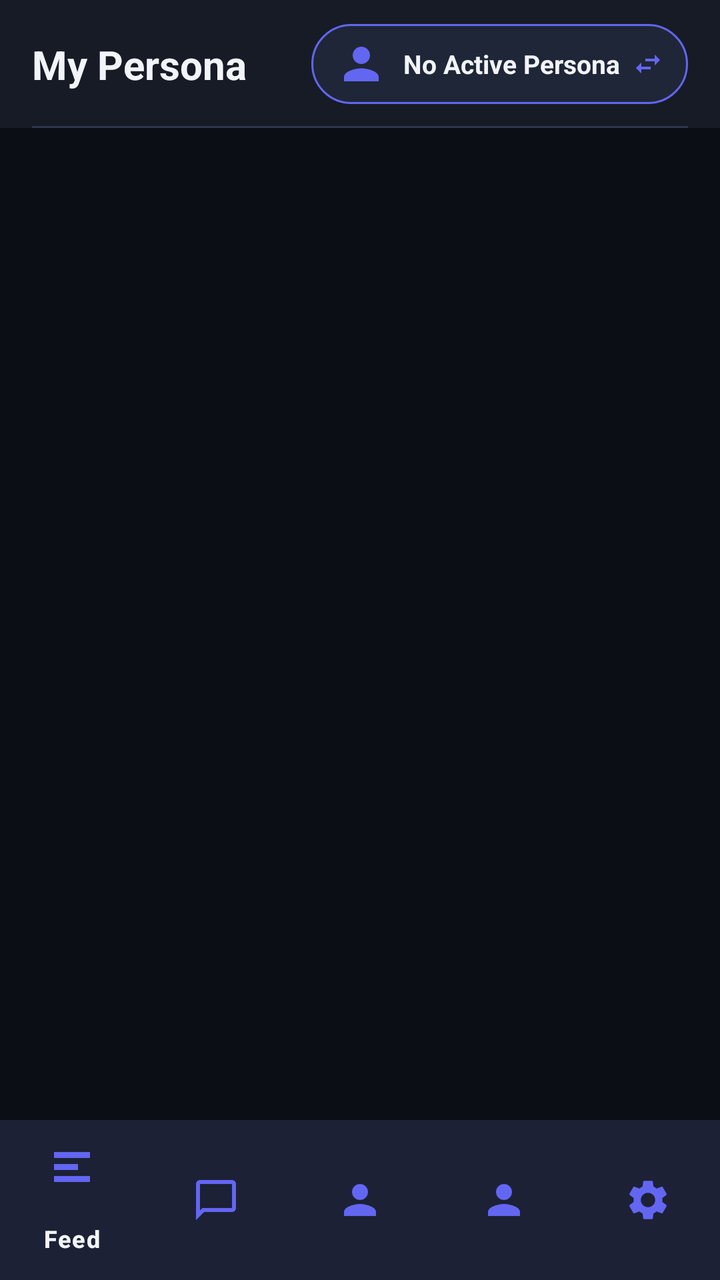
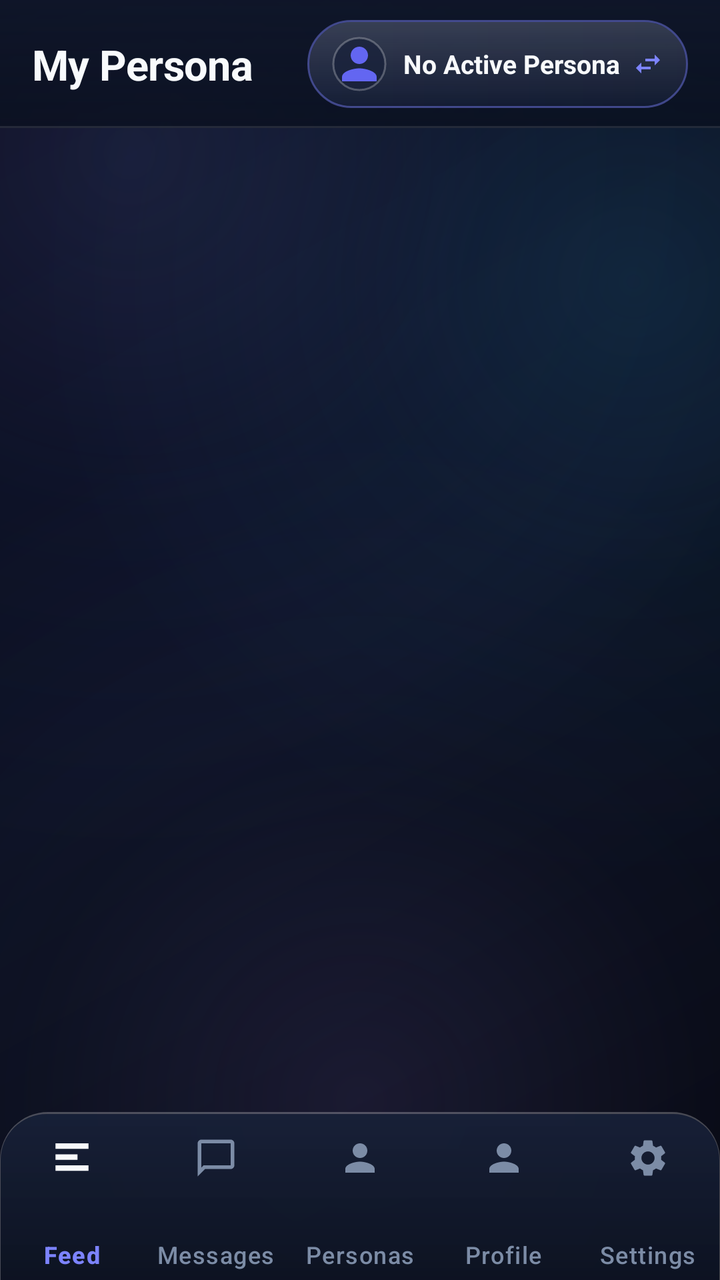

An Android layout rendered at two revisions. The XML below is the earlier revision; the diff shows what the commit changed to produce the second picture.
<!-- AndroidManifest.xml: activity theme Theme.PersonaNet -->
<!-- res/layout/activity_main.xml -->
<?xml version="1.0" encoding="utf-8"?>
<androidx.constraintlayout.widget.ConstraintLayout xmlns:android="http://schemas.android.com/apk/res/android"
    xmlns:app="http://schemas.android.com/apk/res-auto"
    xmlns:tools="http://schemas.android.com/tools"
    android:id="@+id/main_layout"
    android:layout_width="match_parent"
    android:layout_height="match_parent"
    android:background="@color/bg_midnight">

    
    <androidx.constraintlayout.widget.ConstraintLayout
        android:id="@+id/top_bar"
        android:layout_width="0dp"
        android:layout_height="wrap_content"
        android:minHeight="64dp"
        android:background="@color/surface_card"
        android:paddingHorizontal="16dp"
        app:layout_constraintEnd_toEndOf="parent"
        app:layout_constraintStart_toStartOf="parent"
        app:layout_constraintTop_toTopOf="parent">

        <TextView
            android:id="@+id/text_app_title"
            android:layout_width="0dp"
            android:layout_height="wrap_content"
            android:layout_marginEnd="12dp"
            android:ellipsize="end"
            android:maxLines="1"
            android:text="@string/app_name"
            android:textColor="@color/text_primary"
            android:textSize="20sp"
            android:textStyle="bold"
            app:layout_constrainedWidth="true"
            app:layout_constraintBottom_toBottomOf="parent"
            app:layout_constraintEnd_toStartOf="@id/chip_active_persona"
            app:layout_constraintStart_toStartOf="parent"
            app:layout_constraintTop_toTopOf="parent" />

        
        <LinearLayout
            android:id="@+id/chip_active_persona"
            android:layout_width="wrap_content"
            android:layout_height="40dp"
            android:background="@drawable/bg_active_persona_chip"
            android:clickable="true"
            android:focusable="true"
            android:gravity="center_vertical"
            android:orientation="horizontal"
            android:paddingHorizontal="12dp"
            app:layout_constrainedWidth="true"
            app:layout_constraintBottom_toBottomOf="parent"
            app:layout_constraintEnd_toEndOf="parent"
            app:layout_constraintTop_toTopOf="parent">

            <com.google.android.material.imageview.ShapeableImageView
                android:id="@+id/image_active_persona_avatar"
                android:layout_width="26dp"
                android:layout_height="26dp"
                android:contentDescription="@string/app_name"
                android:scaleType="centerCrop"
                android:src="@drawable/ic_person_placeholder"
                app:shapeAppearanceOverlay="@style/ShapeAppearance.PersonaNet.Circle" />

            <TextView
                android:id="@+id/text_active_persona_name"
                android:layout_width="wrap_content"
                android:layout_height="wrap_content"
                android:layout_marginStart="8dp"
                android:ellipsize="end"
                android:maxLines="1"
                android:maxWidth="130dp"
                android:text="@string/no_active_persona"
                android:textColor="@color/text_primary"
                android:textSize="13sp"
                android:textStyle="bold" />

            <ImageView
                android:layout_width="16dp"
                android:layout_height="16dp"
                android:layout_marginStart="6dp"
                android:contentDescription="@string/select_active_persona"
                android:src="@drawable/ic_swap"
                app:tint="@color/indigo_primary" />
        </LinearLayout>

        <View
            android:layout_width="0dp"
            android:layout_height="1dp"
            android:background="@color/border_divider"
            app:layout_constraintBottom_toBottomOf="parent"
            app:layout_constraintEnd_toEndOf="parent"
            app:layout_constraintStart_toStartOf="parent" />
    </androidx.constraintlayout.widget.ConstraintLayout>

    
    <FrameLayout
        android:id="@+id/fragment_container"
        android:layout_width="0dp"
        android:layout_height="0dp"
        app:layout_constraintBottom_toTopOf="@id/bottom_navigation"
        app:layout_constraintEnd_toEndOf="parent"
        app:layout_constraintStart_toStartOf="parent"
        app:layout_constraintTop_toBottomOf="@id/top_bar" />

    
    <com.google.android.material.bottomnavigation.BottomNavigationView
        android:id="@+id/bottom_navigation"
        android:layout_width="0dp"
        android:layout_height="wrap_content"
        android:background="@color/surface_card"
        app:itemIconTint="@color/indigo_primary"
        app:itemTextColor="@color/text_primary"
        app:layout_constraintBottom_toBottomOf="parent"
        app:layout_constraintEnd_toEndOf="parent"
        app:layout_constraintStart_toStartOf="parent"
        app:menu="@menu/bottom_nav_menu" />

</androidx.constraintlayout.widget.ConstraintLayout>
<!-- resources referenced by this layout -->
<resources>
  <color name="bg_midnight">#0B0E14</color>
  <color name="border_divider">#2E384D</color>
  <color name="indigo_primary">#6366F1</color>
  <color name="surface_card">#161B26</color>
  <color name="text_primary">#F1F5F9</color>
  <!-- drawable bg_active_persona_chip (drawable) -->
  <?xml version="1.0" encoding="utf-8"?>
  <shape xmlns:android="http://schemas.android.com/apk/res/android"
      android:shape="rectangle">
      <solid android:color="@color/surface_elevated" />
      <corners android:radius="24dp" />
      <stroke
          android:width="1dp"
          android:color="@color/indigo_primary" />
  </shape>
  <style name="Theme.PersonaNet" parent="Theme.Material3.DayNight.NoActionBar">
          
          <item name="colorPrimary">@color/indigo_primary</item>
          <item name="colorOnPrimary">@color/white</item>
          <item name="colorPrimaryContainer">@color/surface_elevated</item>
          <item name="colorOnPrimaryContainer">@color/text_primary</item>
          
          <item name="colorSecondary">@color/violet_accent</item>
          <item name="colorOnSecondary">@color/white</item>
  
          
          <item name="android:windowBackground">@color/bg_midnight</item>
          <item name="colorSurface">@color/surface_card</item>
          <item name="colorOnSurface">@color/text_primary</item>
          <item name="colorSurfaceVariant">@color/surface_elevated</item>
          <item name="colorOnSurfaceVariant">@color/text_secondary</item>
  
          
          <item name="android:statusBarColor">@color/bg_midnight</item>
          <item name="android:navigationBarColor">@color/bg_midnight</item>
          <item name="android:windowLightStatusBar">false</item>
          <item name="android:windowLightNavigationBar">false</item>
  
          <item name="android:textColorPrimary">@color/text_primary</item>
          <item name="android:textColorSecondary">@color/text_secondary</item>
      </style>
  <color name="surface_elevated">#1F2637</color>
  <color name="violet_accent">#8B5CF6</color>
  <color name="text_secondary">#94A3B8</color>
  <!-- unchanged entries left out for length: 7 -->
</resources>

<!-- the commit's change to res/layout/activity_main.xml (unified diff, before → after) -->
@@ -1,20 +1,20 @@
 <?xml version="1.0" encoding="utf-8"?>
 <androidx.constraintlayout.widget.ConstraintLayout xmlns:android="http://schemas.android.com/apk/res/android"
     xmlns:app="http://schemas.android.com/apk/res-auto"
-    xmlns:tools="http://schemas.android.com/tools"
     android:id="@+id/main_layout"
     android:layout_width="match_parent"
     android:layout_height="match_parent"
-    android:background="@color/bg_midnight">
+    android:background="@drawable/bg_liquid_ambient_canvas">
 
     
     <androidx.constraintlayout.widget.ConstraintLayout
         android:id="@+id/top_bar"
         android:layout_width="0dp"
         android:layout_height="wrap_content"
+        android:background="@drawable/bg_glass_chrome_bar"
         android:minHeight="64dp"
-        android:background="@color/surface_card"
         android:paddingHorizontal="16dp"
+        android:paddingVertical="10dp"
         app:layout_constraintEnd_toEndOf="parent"
         app:layout_constraintStart_toStartOf="parent"
         app:layout_constraintTop_toTopOf="parent">
@@ -25,14 +25,16 @@
             android:layout_height="wrap_content"
             android:layout_marginEnd="12dp"
             android:ellipsize="end"
+            android:letterSpacing="-0.01"
             android:maxLines="1"
             android:text="@string/app_name"
             android:textColor="@color/text_primary"
-            android:textSize="20sp"
+            android:textSize="21sp"
             android:textStyle="bold"
             app:layout_constrainedWidth="true"
             app:layout_constraintBottom_toBottomOf="parent"
             app:layout_constraintEnd_toStartOf="@id/chip_active_persona"
+            app:layout_constraintHorizontal_bias="0"
             app:layout_constraintStart_toStartOf="parent"
             app:layout_constraintTop_toTopOf="parent" />
 
@@ -40,26 +42,32 @@
         <LinearLayout
             android:id="@+id/chip_active_persona"
             android:layout_width="wrap_content"
-            android:layout_height="40dp"
+            android:layout_height="44dp"
             android:background="@drawable/bg_active_persona_chip"
             android:clickable="true"
             android:focusable="true"
             android:gravity="center_vertical"
+            android:minWidth="48dp"
             android:orientation="horizontal"
             android:paddingHorizontal="12dp"
             app:layout_constrainedWidth="true"
             app:layout_constraintBottom_toBottomOf="parent"
             app:layout_constraintEnd_toEndOf="parent"
-            app:layout_constraintTop_toTopOf="parent">
+            app:layout_constraintTop_toTopOf="parent"
+            app:layout_constraintWidth_max="210dp">
 
             <com.google.android.material.imageview.ShapeableImageView
                 android:id="@+id/image_active_persona_avatar"
-                android:layout_width="26dp"
-                android:layout_height="26dp"
+                android:layout_width="28dp"
+                android:layout_height="28dp"
+                android:background="@color/surface_elevated"
                 android:contentDescription="@string/app_name"
+                android:padding="1dp"
                 android:scaleType="centerCrop"
                 android:src="@drawable/ic_person_placeholder"
-                app:shapeAppearanceOverlay="@style/ShapeAppearance.PersonaNet.Circle" />
+                app:shapeAppearanceOverlay="@style/ShapeAppearance.PersonaNet.Circle"
+                app:strokeColor="@color/glass_border_bright"
+                app:strokeWidth="1dp" />
 
             <TextView
                 android:id="@+id/text_active_persona_name"
@@ -68,7 +76,7 @@
                 android:layout_marginStart="8dp"
                 android:ellipsize="end"
                 android:maxLines="1"
-                android:maxWidth="130dp"
+                android:maxWidth="128dp"
                 android:text="@string/no_active_persona"
                 android:textColor="@color/text_primary"
                 android:textSize="13sp"
@@ -82,14 +90,6 @@
                 android:src="@drawable/ic_swap"
                 app:tint="@color/indigo_primary" />
         </LinearLayout>
-
-        <View
-            android:layout_width="0dp"
-            android:layout_height="1dp"
-            android:background="@color/border_divider"
-            app:layout_constraintBottom_toBottomOf="parent"
-            app:layout_constraintEnd_toEndOf="parent"
-            app:layout_constraintStart_toStartOf="parent" />
     </androidx.constraintlayout.widget.ConstraintLayout>
 
     
@@ -107,9 +107,19 @@
         android:id="@+id/bottom_navigation"
         android:layout_width="0dp"
         android:layout_height="wrap_content"
-        android:background="@color/surface_card"
-        app:itemIconTint="@color/indigo_primary"
-        app:itemTextColor="@color/text_primary"
+        android:background="@drawable/bg_glass_bottom_nav"
+        android:clipToPadding="false"
+        android:paddingTop="4dp"
+        app:backgroundTint="@null"
+        app:elevation="0dp"
+        app:itemActiveIndicatorStyle="@style/Widget.PersonaNet.BottomNavIndicator"
+        app:itemIconSize="22dp"
+        app:itemIconTint="@color/selector_nav_icon"
+        app:itemPaddingBottom="8dp"
+        app:itemPaddingTop="8dp"
+        app:itemRippleColor="@color/ripple_accent"
+        app:itemTextColor="@color/selector_nav_text"
+        app:labelVisibilityMode="labeled"
         app:layout_constraintBottom_toBottomOf="parent"
         app:layout_constraintEnd_toEndOf="parent"
         app:layout_constraintStart_toStartOf="parent"
<!-- resource entries referenced after the edit -->
@@ -1,29 +1,226 @@
 <!-- resources referenced by this layout -->
 <resources>
-  <color name="bg_midnight">#0B0E14</color>
-  <color name="border_divider">#2E384D</color>
-  <color name="indigo_primary">#6366F1</color>
-  <color name="surface_card">#161B26</color>
-  <color name="text_primary">#F1F5F9</color>
+  <color name="glass_border_bright">#40FFFFFF</color>
+  <color name="bg_midnight">#060913</color>
+  <color name="bg_canvas_mid">#0A1020</color>
+  <color name="bg_canvas_deep">#04060D</color>
+  <color name="indigo_glow">#387C83FF</color>
+  <style name="ShapeAppearance.PersonaNet.Pill" parent="ShapeAppearance.Material3.Corner.Full">
+          <item name="cornerSize">50%</item>
+      </style>
+  <color name="border_divider">#29FFFFFF</color>
+  <color name="ripple_color">#38FFFFFF</color>
+  <color name="text_tertiary">#7C8CA6</color>
+  <style name="Theme.PersonaNet.AlertDialog" parent="ThemeOverlay.Material3.MaterialAlertDialog">
+          <item name="android:windowBackground">@drawable/bg_glass_dialog</item>
+          <item name="android:windowAnimationStyle">@style/GlassDialogAnimation</item>
+          <item name="android:backgroundDimAmount">0.60</item>
+          <item name="colorSurface">@color/glass_surface_dialog</item>
+          <item name="colorOnSurface">@color/text_primary</item>
+          <item name="colorPrimary">@color/indigo_primary</item>
+          <item name="buttonBarPositiveButtonStyle">@style/Widget.PersonaNet.DialogButton.Positive</item>
+          <item name="buttonBarNegativeButtonStyle">@style/Widget.PersonaNet.DialogButton.Negative</item>
+          <item name="buttonBarNeutralButtonStyle">@style/Widget.PersonaNet.DialogButton.Negative</item>
+      </style>
+  <!-- drawable bg_glass_dialog (drawable) -->
+  <?xml version="1.0" encoding="utf-8"?>
+  <layer-list xmlns:android="http://schemas.android.com/apk/res/android">
+      <item>
+          <shape android:shape="rectangle">
+              <solid android:color="@color/glass_surface_dialog" />
+              <corners android:radius="@dimen/glass_radius_dialog" />
+              <stroke
+                  android:width="1dp"
+                  android:color="@color/glass_border_bright" />
+          </shape>
+      </item>
+      <item
+          android:left="1dp"
+          android:right="1dp"
+          android:top="1dp"
+          android:bottom="1dp">
+          <shape android:shape="rectangle">
+              <gradient
+                  android:angle="270"
+                  android:startColor="#26FFFFFF"
+                  android:centerColor="#08FFFFFF"
+                  android:endColor="@color/glass_sheen_none"
+                  android:type="linear" />
+              <corners android:radius="25dp" />
+          </shape>
+      </item>
+  </layer-list>
+  <style name="GlassDialogAnimation">
+          <item name="android:windowEnterAnimation">@anim/glass_dialog_in</item>
+          <item name="android:windowExitAnimation">@anim/glass_dialog_out</item>
+      </style>
+  <color name="glass_surface_dialog">#EB11182B</color>
+  <style name="Widget.PersonaNet.DialogButton.Positive" parent="Widget.Material3.Button.TextButton.Dialog">
+          <item name="android:textColor">@color/indigo_primary</item>
+          <item name="android:textStyle">bold</item>
+          <item name="rippleColor">@color/ripple_accent</item>
+      </style>
+  <style name="Widget.PersonaNet.DialogButton.Negative" parent="Widget.Material3.Button.TextButton.Dialog">
+          <item name="android:textColor">@color/text_secondary</item>
+          <item name="rippleColor">@color/ripple_color</item>
+      </style>
+  <dimen name="glass_radius_dialog">26dp</dimen>
+  <color name="indigo_primary">#7C83FF</color>
+  <color name="ripple_accent">#407C83FF</color>
+  <color name="surface_card">#B311182B</color>
+  <color name="text_primary">#F8FAFC</color>
   <!-- drawable bg_active_persona_chip (drawable) -->
   <?xml version="1.0" encoding="utf-8"?>
-  <shape xmlns:android="http://schemas.android.com/apk/res/android"
-      android:shape="rectangle">
-      <solid android:color="@color/surface_elevated" />
-      <corners android:radius="24dp" />
-      <stroke
-          android:width="1dp"
-          android:color="@color/indigo_primary" />
-  </shape>
+  <ripple xmlns:android="http://schemas.android.com/apk/res/android"
+      android:color="@color/ripple_accent">
+      <item>
+          <layer-list>
+              <item>
+                  <shape android:shape="rectangle">
+                      <gradient
+                          android:angle="0"
+                          android:startColor="#66222E50"
+                          android:endColor="#66192442"
+                          android:type="linear" />
+                      <corners android:radius="@dimen/glass_radius_pill" />
+                      <stroke
+                          android:width="1dp"
+                          android:color="@color/glass_border_accent" />
+                  </shape>
+              </item>
+              <item android:left="1dp" android:right="1dp" android:top="1dp" android:bottom="1dp">
+                  <shape android:shape="rectangle">
+                      <gradient
+                          android:angle="270"
+                          android:startColor="#24FFFFFF"
+                          android:endColor="@color/glass_sheen_none"
+                          android:type="linear" />
+                      <corners android:radius="27dp" />
+                  </shape>
+              </item>
+          </layer-list>
+      </item>
+  </ripple>
+  <!-- drawable bg_glass_bottom_nav (drawable) -->
+  <?xml version="1.0" encoding="utf-8"?>
+  <layer-list xmlns:android="http://schemas.android.com/apk/res/android">
+      
+      <item>
+          <shape android:shape="rectangle">
+              <solid android:color="@color/glass_border_bright" />
+              <corners
+                  android:topLeftRadius="24dp"
+                  android:topRightRadius="24dp" />
+          </shape>
+      </item>
+      
+      <item
+          android:top="1dp"
+          android:left="0.5dp"
+          android:right="0.5dp">
+          <shape android:shape="rectangle">
+              <gradient
+                  android:angle="270"
+                  android:startColor="#EB121B33"
+                  android:endColor="#F2090F1E"
+                  android:type="linear" />
+              <corners
+                  android:topLeftRadius="23dp"
+                  android:topRightRadius="23dp" />
+          </shape>
+      </item>
+  </layer-list>
+  <!-- drawable bg_glass_chrome_bar (drawable) -->
+  <?xml version="1.0" encoding="utf-8"?>
+  <layer-list xmlns:android="http://schemas.android.com/apk/res/android">
+      <item>
+          <shape android:shape="rectangle">
+              <gradient
+                  android:angle="270"
+                  android:startColor="#EB0E1528"
+                  android:endColor="#CC090F1E"
+                  android:type="linear" />
+          </shape>
+      </item>
+      
+      <item android:gravity="bottom">
+          <shape android:shape="rectangle">
+              <size android:height="1dp" />
+              <solid android:color="@color/glass_border_subtle" />
+          </shape>
+      </item>
+  </layer-list>
+  <!-- drawable bg_liquid_ambient_canvas (drawable) -->
+  <?xml version="1.0" encoding="utf-8"?>
+  <layer-list xmlns:android="http://schemas.android.com/apk/res/android">
+      
+      <item>
+          <shape android:shape="rectangle">
+              <gradient
+                  android:angle="315"
+                  android:startColor="@color/bg_midnight"
+                  android:centerColor="@color/bg_canvas_mid"
+                  android:endColor="@color/bg_canvas_deep"
+                  android:type="linear" />
+          </shape>
+      </item>
+      
+      <item>
+          <shape android:shape="rectangle">
+              <gradient
+                  android:type="radial"
+                  android:centerX="0.18"
+                  android:centerY="0.12"
+                  android:gradientRadius="360dp"
+                  android:startColor="#267C83FF"
+                  android:centerColor="#0F5558E6"
+                  android:endColor="#00060913" />
+          </shape>
+      </item>
+      
+      <item>
+          <shape android:shape="rectangle">
+              <gradient
+                  android:type="radial"
+                  android:centerX="0.88"
+                  android:centerY="0.22"
+                  android:gradientRadius="300dp"
+                  android:startColor="#1E38BDF8"
+                  android:centerColor="#0A38BDF8"
+                  android:endColor="#00060913" />
+          </shape>
+      </item>
+      
+      <item>
+          <shape android:shape="rectangle">
+              <gradient
+                  android:type="radial"
+                  android:centerX="0.50"
+                  android:centerY="0.86"
+                  android:gradientRadius="340dp"
+                  android:startColor="#1EA78BFA"
+                  android:centerColor="#08A78BFA"
+                  android:endColor="#0004060D" />
+          </shape>
+      </item>
+  </layer-list>
+  <style name="Widget.PersonaNet.BottomNavIndicator" parent="Widget.Material3.BottomNavigationView.ActiveIndicator">
+          <item name="android:color">@color/indigo_glow</item>
+          <item name="android:width">58dp</item>
+          <item name="android:height">32dp</item>
+          <item name="shapeAppearance">@style/ShapeAppearance.PersonaNet.Pill</item>
+      </style>
   <style name="Theme.PersonaNet" parent="Theme.Material3.DayNight.NoActionBar">
           
           <item name="colorPrimary">@color/indigo_primary</item>
           <item name="colorOnPrimary">@color/white</item>
           <item name="colorPrimaryContainer">@color/surface_elevated</item>
           <item name="colorOnPrimaryContainer">@color/text_primary</item>
-          
+  
           <item name="colorSecondary">@color/violet_accent</item>
           <item name="colorOnSecondary">@color/white</item>
+          <item name="colorSecondaryContainer">@color/indigo_glow</item>
+          <item name="colorOnSecondaryContainer">@color/text_primary</item>
   
           
           <item name="android:windowBackground">@color/bg_midnight</item>
@@ -31,19 +228,32 @@
           <item name="colorOnSurface">@color/text_primary</item>
           <item name="colorSurfaceVariant">@color/surface_elevated</item>
           <item name="colorOnSurfaceVariant">@color/text_secondary</item>
-  
-          
-          <item name="android:statusBarColor">@color/bg_midnight</item>
-          <item name="android:navigationBarColor">@color/bg_midnight</item>
+          <item name="colorOutline">@color/border_divider</item>
+          <item name="colorControlHighlight">@color/ripple_color</item>
+  
+          
+          <item name="android:statusBarColor">@android:color/transparent</item>
+          <item name="android:navigationBarColor">@android:color/transparent</item>
           <item name="android:windowLightStatusBar">false</item>
           <item name="android:windowLightNavigationBar">false</item>
+          <item name="android:enforceNavigationBarContrast">false</item>
+          <item name="android:enforceStatusBarContrast">false</item>
   
           <item name="android:textColorPrimary">@color/text_primary</item>
           <item name="android:textColorSecondary">@color/text_secondary</item>
-      </style>
-  <color name="surface_elevated">#1F2637</color>
-  <color name="violet_accent">#8B5CF6</color>
-  <color name="text_secondary">#94A3B8</color>
+          <item name="android:textColorHint">@color/text_tertiary</item>
+  
+          
+          <item name="alertDialogTheme">@style/Theme.PersonaNet.AlertDialog</item>
+          <item name="materialAlertDialogTheme">@style/Theme.PersonaNet.AlertDialog</item>
+      </style>
+  <dimen name="glass_radius_pill">28dp</dimen>
+  <color name="glass_border_accent">#737C83FF</color>
+  <color name="glass_sheen_none">#00FFFFFF</color>
+  <color name="glass_border_subtle">#1AFFFFFF</color>
+  <color name="surface_elevated">#CC19223B</color>
+  <color name="violet_accent">#A78BFA</color>
+  <color name="text_secondary">#B4C2D8</color>
   <!-- unchanged entries left out for length: 7 -->
 </resources>
 
